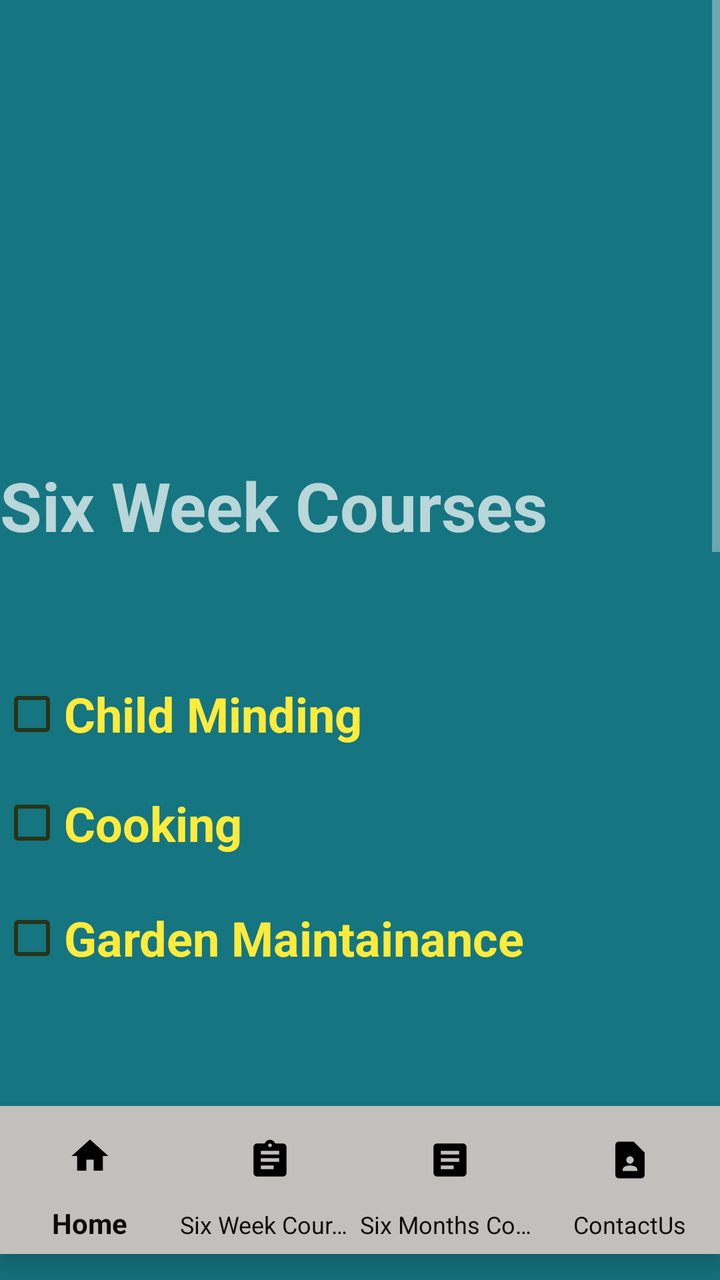
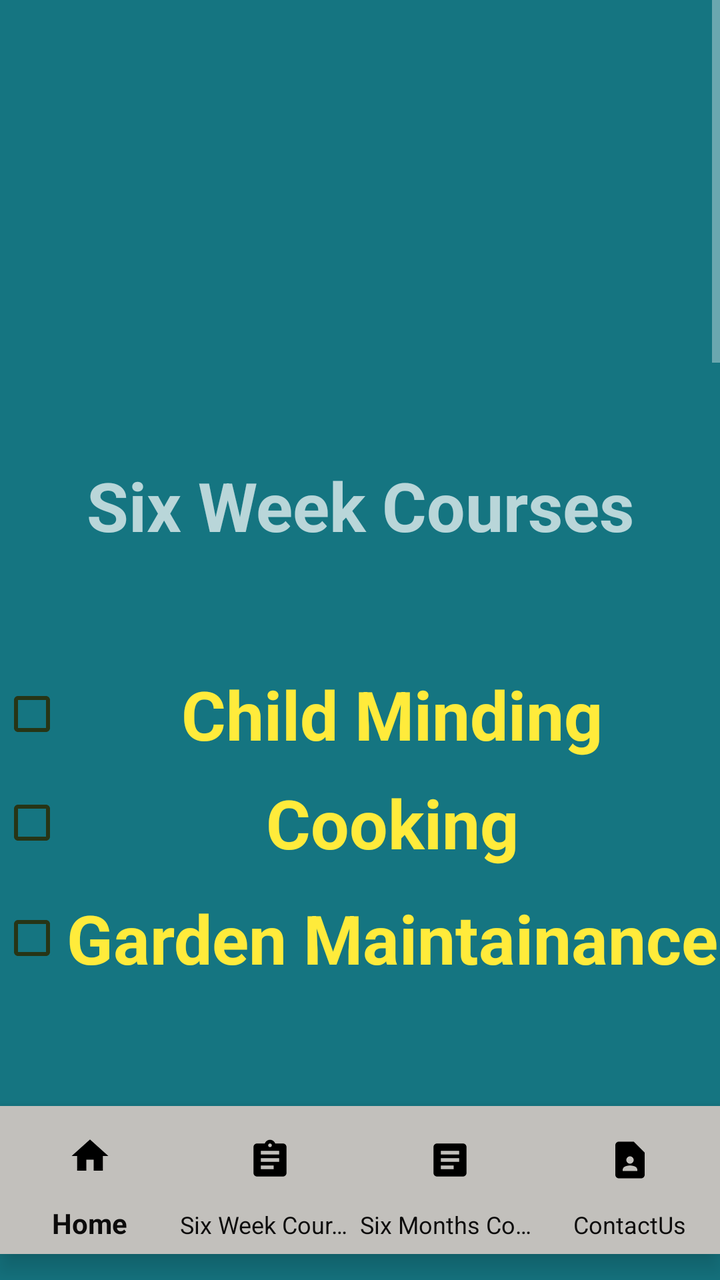

Compare the two renders of this Android layout. The source of the first and the diff that turns it into the second are given below.
<!-- AndroidManifest.xml: application theme Theme.AppCompat -->
<!-- res/layout/activity_checkout_page.xml -->
<?xml version="1.0" encoding="utf-8"?>
<RelativeLayout xmlns:android="http://schemas.android.com/apk/res/android"
    xmlns:app="http://schemas.android.com/apk/res-auto"
    xmlns:tools="http://schemas.android.com/tools"
    android:layout_width="match_parent"
    android:layout_height="match_parent"
    android:background="#157581"
    tools:context=".CheckoutPage">

    <ScrollView
        android:id="@+id/scrollView2"
        android:layout_width="match_parent"
        android:layout_height="wrap_content"
        android:layout_above="@+id/bottomNav"
        android:layout_alignParentStart="true"
        android:layout_alignParentTop="true"
        android:layout_alignParentEnd="true"
        android:layout_marginStart="0dp"
        android:layout_marginTop="0dp"
        android:layout_marginEnd="0dp"
        android:layout_marginBottom="14dp"
        android:background="#97E4E9"
        android:fillViewport="true"
        app:layout_constraintBottom_toBottomOf="parent"
        app:layout_constraintEnd_toEndOf="parent"
        app:layout_constraintHorizontal_bias="0.0"
        app:layout_constraintStart_toStartOf="parent"
        app:layout_constraintTop_toTopOf="parent"
        app:layout_constraintVertical_bias="1.0">

        <FrameLayout
            android:id="@+id/container"
            android:layout_width="match_parent"
            android:layout_height="match_parent"
            android:layout_above="@id/bottomNav"
            android:background="#157581">

            <CheckBox
                android:id="@+id/white"
                android:layout_width="match_parent"
                android:layout_height="54dp"
                android:layout_marginTop="330dp"
                android:buttonTint="#273516"
                android:text="Child Minding"
                android:textColor="#FFEB3B"
                android:textSize="24sp"
                android:textStyle="bold" />

            <CheckBox
                android:id="@+id/blue"
                android:layout_width="match_parent"
                android:layout_height="63dp"
                android:layout_marginTop="380dp"
                android:buttonTint="#273516"
                android:text="Cooking"
                android:textColor="#FFEB3B"
                android:textSize="24sp"
                android:textStyle="bold" />

            <TextView
                android:id="@+id/textView"
                android:layout_width="match_parent"
                android:layout_height="wrap_content"
                android:layout_marginTop="230dp"
                android:text="Six Week Courses"
                android:textSize="34sp"
                android:textStyle="bold" />

            <CheckBox
                android:id="@+id/red"
                android:layout_width="match_parent"
                android:layout_height="58dp"
                android:layout_marginTop="440dp"
                android:buttonTint="#273516"
                android:text="Garden Maintainance"
                android:textColor="#FFEB3B"
                android:textSize="24sp"
                android:textStyle="bold" />

            <TextView
                android:id="@+id/textViewMonths"
                android:layout_width="match_parent"
                android:layout_height="wrap_content"
                android:layout_marginTop="530dp"
                android:text="Six Month Courses"
                android:textSize="34sp"
                android:textStyle="bold" />


            <CheckBox
                android:id="@+id/fA"
                android:layout_width="match_parent"
                android:layout_height="58dp"
                android:layout_marginTop="600dp"
                android:buttonTint="#273516"
                android:text="First Aid"
                android:textColor="#FFEB3B"
                android:textSize="24sp"
                android:textStyle="bold" />

            <CheckBox
                android:id="@+id/sW"
                android:layout_width="match_parent"
                android:layout_height="58dp"
                android:layout_marginTop="650dp"
                android:buttonTint="#273516"
                android:text="Sewing"
                android:textColor="#FFEB3B"
                android:textSize="24sp"
                android:textStyle="bold" />

            <CheckBox
                android:id="@+id/lS"
                android:layout_width="match_parent"
                android:layout_height="58dp"
                android:layout_marginTop="700dp"
                android:buttonTint="#273516"
                android:text="Sewing"
                android:textColor="#FFEB3B"
                android:textSize="24sp"
                android:textStyle="bold" />

            <CheckBox
                android:id="@+id/landS"
                android:layout_width="match_parent"
                android:layout_height="58dp"
                android:layout_marginTop="750dp"
                android:buttonTint="#273516"
                android:text="Landscaping"
                android:textColor="#FFEB3B"
                android:textSize="24sp"
                android:textStyle="bold" />



            <Button
                android:id="@+id/calculateResult"
                android:layout_width="423dp"
                android:layout_height="98dp"
                android:layout_marginTop="830dp"
                android:text="Calculate Result"
                android:textSize="24sp"
                android:textStyle="bold" />



            <TextView
                android:id="@+id/textViewDisplay"
                android:layout_width="480dp"
                android:layout_height="103dp"
                android:layout_marginTop="950dp"
                android:textColor="#000000"
                android:textSize="24sp"
                android:textStyle="bold" />


        </FrameLayout>
    </ScrollView>

    <com.google.android.material.bottomnavigation.BottomNavigationView
        android:id="@+id/bottomNav"
        android:layout_width="match_parent"
        android:layout_height="74dp"
        android:layout_alignParentBottom="true"
        android:layout_marginBottom="13dp"
        android:background="#c2c0bc"
        android:scrollIndicators="left"
        app:itemIconSize="38dp"
        app:itemIconTint="@color/black"
        app:itemTextColor="#0C0B0B"
        app:labelVisibilityMode="labeled"
        app:layout_constraintBottom_toBottomOf="parent"
        app:layout_constraintEnd_toEndOf="parent"
        app:layout_constraintHorizontal_bias="0.5"
        app:layout_constraintStart_toStartOf="parent"
        app:menu="@menu/nav_menu" />
</RelativeLayout>
<!-- resources referenced by this layout -->
<resources>
  <color name="black">#FF000000</color>
</resources>

<!-- the commit's change to res/layout/activity_checkout_page.xml (unified diff, before → after) -->
@@ -42,8 +42,9 @@
                 android:layout_marginTop="330dp"
                 android:buttonTint="#273516"
                 android:text="Child Minding"
-                android:textColor="#FFEB3B"
-                android:textSize="24sp"
+                android:textAlignment="center"
+                android:textColor="#FFEB3B"
+                android:textSize="34sp"
                 android:textStyle="bold" />
 
             <CheckBox
@@ -53,8 +54,9 @@
                 android:layout_marginTop="380dp"
                 android:buttonTint="#273516"
                 android:text="Cooking"
-                android:textColor="#FFEB3B"
-                android:textSize="24sp"
+                android:textAlignment="center"
+                android:textColor="#FFEB3B"
+                android:textSize="34sp"
                 android:textStyle="bold" />
 
             <TextView
@@ -63,6 +65,7 @@
                 android:layout_height="wrap_content"
                 android:layout_marginTop="230dp"
                 android:text="Six Week Courses"
+                android:textAlignment="center"
                 android:textSize="34sp"
                 android:textStyle="bold" />
 
@@ -73,8 +76,9 @@
                 android:layout_marginTop="440dp"
                 android:buttonTint="#273516"
                 android:text="Garden Maintainance"
-                android:textColor="#FFEB3B"
-                android:textSize="24sp"
+                android:textAlignment="center"
+                android:textColor="#FFEB3B"
+                android:textSize="34sp"
                 android:textStyle="bold" />
 
             <TextView
@@ -83,6 +87,7 @@
                 android:layout_height="wrap_content"
                 android:layout_marginTop="530dp"
                 android:text="Six Month Courses"
+                android:textAlignment="center"
                 android:textSize="34sp"
                 android:textStyle="bold" />
 
@@ -94,8 +99,9 @@
                 android:layout_marginTop="600dp"
                 android:buttonTint="#273516"
                 android:text="First Aid"
-                android:textColor="#FFEB3B"
-                android:textSize="24sp"
+                android:textAlignment="center"
+                android:textColor="#FFEB3B"
+                android:textSize="34sp"
                 android:textStyle="bold" />
 
             <CheckBox
@@ -105,8 +111,9 @@
                 android:layout_marginTop="650dp"
                 android:buttonTint="#273516"
                 android:text="Sewing"
-                android:textColor="#FFEB3B"
-                android:textSize="24sp"
+                android:textAlignment="center"
+                android:textColor="#FFEB3B"
+                android:textSize="34sp"
                 android:textStyle="bold" />
 
             <CheckBox
@@ -116,8 +123,9 @@
                 android:layout_marginTop="700dp"
                 android:buttonTint="#273516"
                 android:text="Sewing"
-                android:textColor="#FFEB3B"
-                android:textSize="24sp"
+                android:textAlignment="center"
+                android:textColor="#FFEB3B"
+                android:textSize="34sp"
                 android:textStyle="bold" />
 
             <CheckBox
@@ -127,29 +135,76 @@
                 android:layout_marginTop="750dp"
                 android:buttonTint="#273516"
                 android:text="Landscaping"
-                android:textColor="#FFEB3B"
-                android:textSize="24sp"
-                android:textStyle="bold" />
-
+                android:textAlignment="center"
+                android:textColor="#FFEB3B"
+                android:textSize="34sp"
+                android:textStyle="bold" />
 
 
             <Button
                 android:id="@+id/calculateResult"
-                android:layout_width="423dp"
-                android:layout_height="98dp"
+                android:layout_width="493dp"
+                android:layout_height="84dp"
                 android:layout_marginTop="830dp"
                 android:text="Calculate Result"
                 android:textSize="24sp"
                 android:textStyle="bold" />
 
-
-
             <TextView
                 android:id="@+id/textViewDisplay"
-                android:layout_width="480dp"
+                android:layout_width="match_parent"
                 android:layout_height="103dp"
                 android:layout_marginTop="950dp"
+                android:textAlignment="center"
                 android:textColor="#000000"
+                android:textSize="24sp"
+                android:textStyle="bold" />
+
+            <EditText
+                android:id="@+id/editTextText"
+                android:layout_width="503dp"
+                android:layout_height="wrap_content"
+                android:layout_marginTop="1070dp"
+                android:ems="10"
+                android:hint="Your Name"
+                android:inputType="text"
+                android:textAlignment="center"
+                android:textSize="24sp" />
+
+            <EditText
+                android:id="@+id/editTextText2"
+                android:layout_width="500dp"
+                android:layout_height="wrap_content"
+                android:layout_marginTop="1120dp"
+                android:ems="10"
+                android:hint="Your Surname"
+                android:inputType="text"
+                android:textAlignment="center"
+                android:textSize="24sp" />
+
+            <EditText
+                android:id="@+id/editTextTextEmailAddress"
+                android:layout_width="508dp"
+                android:layout_height="75dp"
+                android:layout_marginTop="1220dp"
+                android:ems="10"
+                android:hint="Your Email"
+                android:inputType="textEmailAddress"
+                android:textAlignment="center"
+                android:textSize="24sp" />
+
+            <Spinner
+                android:id="@+id/educationSpinner"
+                android:layout_width="match_parent"
+                android:layout_height="54dp"
+                android:layout_marginTop="1320dp" />
+
+            <Button
+                android:id="@+id/buttonSubmit"
+                android:layout_width="520dp"
+                android:layout_height="82dp"
+                android:layout_marginTop="1520dp"
+                android:text="Submit"
                 android:textSize="24sp"
                 android:textStyle="bold" />
 
